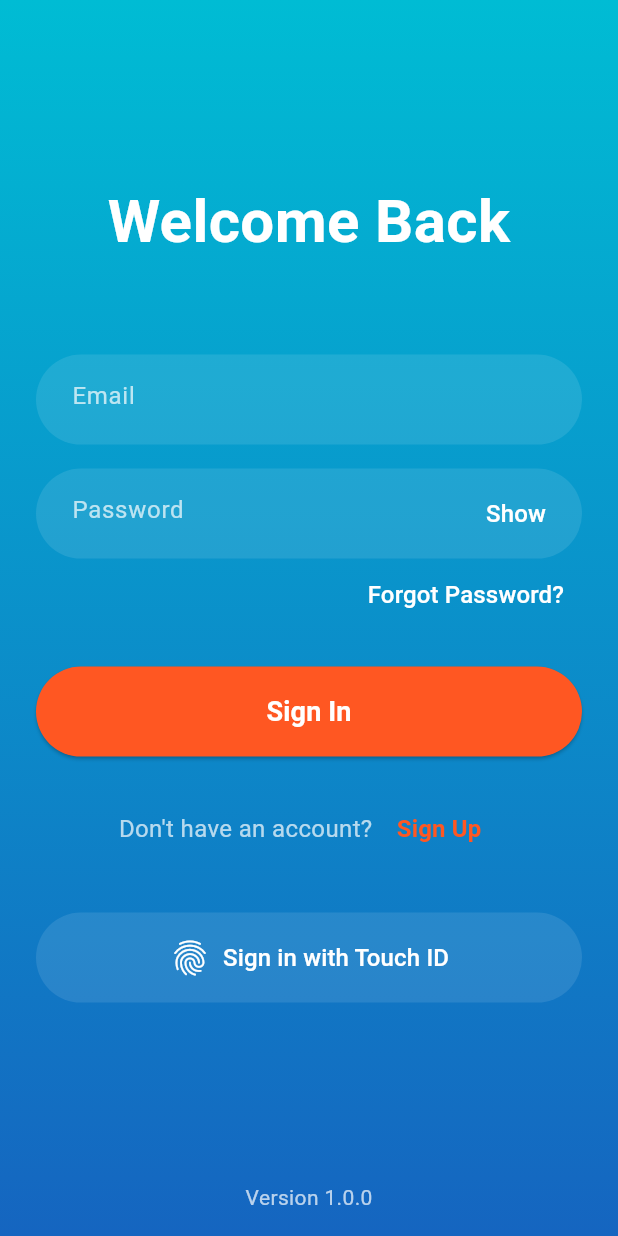
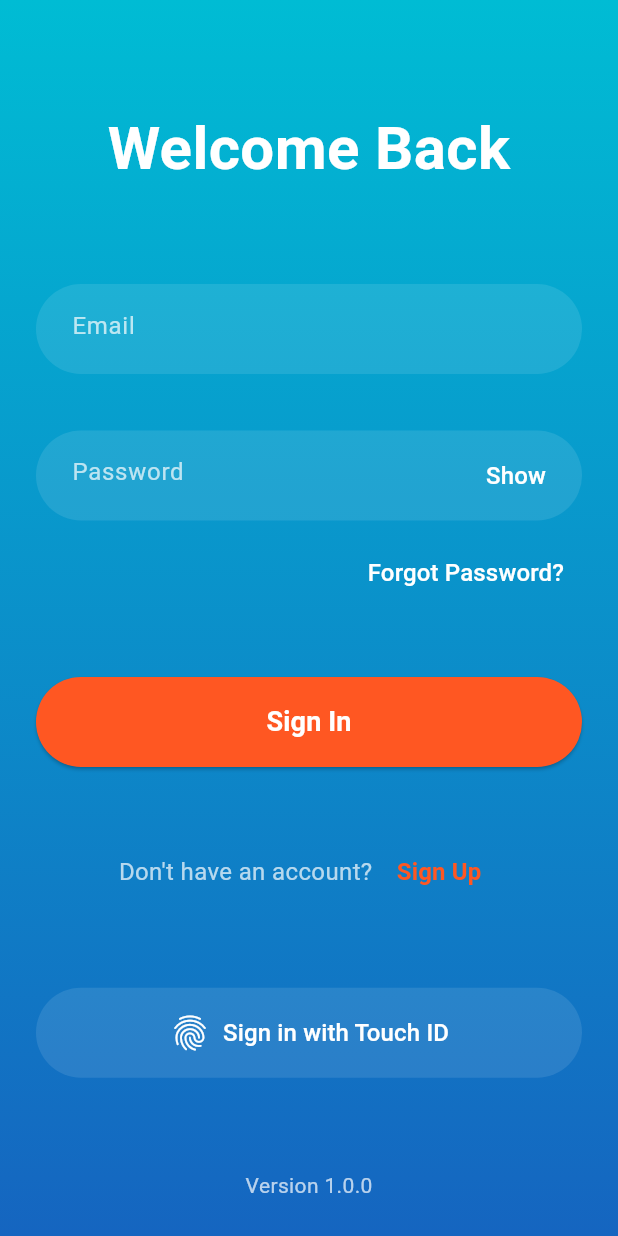
Before and after one commit to patabudlong/flutter_starter_mobile_app, a Flutter app: the screen it shows after launch, on a phone screen of 412 x 824 dp. Run offline on Flutter 3.47's test engine with Material 3 defaults, Android fonts, the phone set to English and light mode, and no system bars; our stand-ins replace flutter_dotenv.

Commit message:
fix(login): resolve bottom overflow issues
- Add SingleChildScrollView for scrolling capability
- Use ConstrainedBox for minimum height
- Adjust bottom padding and spacing
- Replace Spacer widgets with SizedBox
- Ensure proper safe area usage

```diff
--- a/lib/features/auth/presentation/screens/login_screen.dart
+++ b/lib/features/auth/presentation/screens/login_screen.dart
@@ -26,21 +26,31 @@
       child: Scaffold(
         backgroundColor: Colors.transparent,
         body: SafeArea(
+          bottom: true, // Ensure safe area at bottom
+          child: SingleChildScrollView( // Add scrolling capability
+            child: ConstrainedBox( // Ensure minimum height
+              constraints: BoxConstraints(
+                minHeight: MediaQuery.of(context).size.height -
+                    MediaQuery.of(context).padding.top -
+                    MediaQuery.of(context).padding.bottom,
+              ),
               child: Padding(
                 padding: const EdgeInsets.symmetric(horizontal: 24.0),
                 child: Column(
+                  mainAxisAlignment: MainAxisAlignment.spaceBetween,
                   children: [
-                const Spacer(flex: 2), // More space at top
+                    // Content remains the same, just remove Spacer widgets
+                    const SizedBox(height: 60),
                     const Text(
                       'Welcome Back',
                       style: TextStyle(
                         color: Colors.white,
-                    fontSize: 40, // Larger font
+                        fontSize: 40,
                         fontWeight: FontWeight.w600,
                       ),
                       textAlign: TextAlign.center,
                     ),
-                const Spacer(flex: 1),
+                    const SizedBox(height: 40),
                     // Email Field
                     Container(
                       height: 60, // Fixed height
@@ -199,10 +209,10 @@
                         ),
                       ),
                     ),
-                const Spacer(flex: 2),
-                // Version Number
+                    const SizedBox(height: 40),
+                    // Version number with bottom padding
                     Padding(
-                  padding: const EdgeInsets.only(bottom: 16),
+                      padding: const EdgeInsets.only(bottom: 24),
                       child: Text(
                         'Version 1.0.0',
                         style: TextStyle(
@@ -216,6 +226,8 @@
               ),
             ),
           ),
+        ),
+      ),
     );
   }
 }
```
Lines whose indentation alone changed are shown as unchanged.
